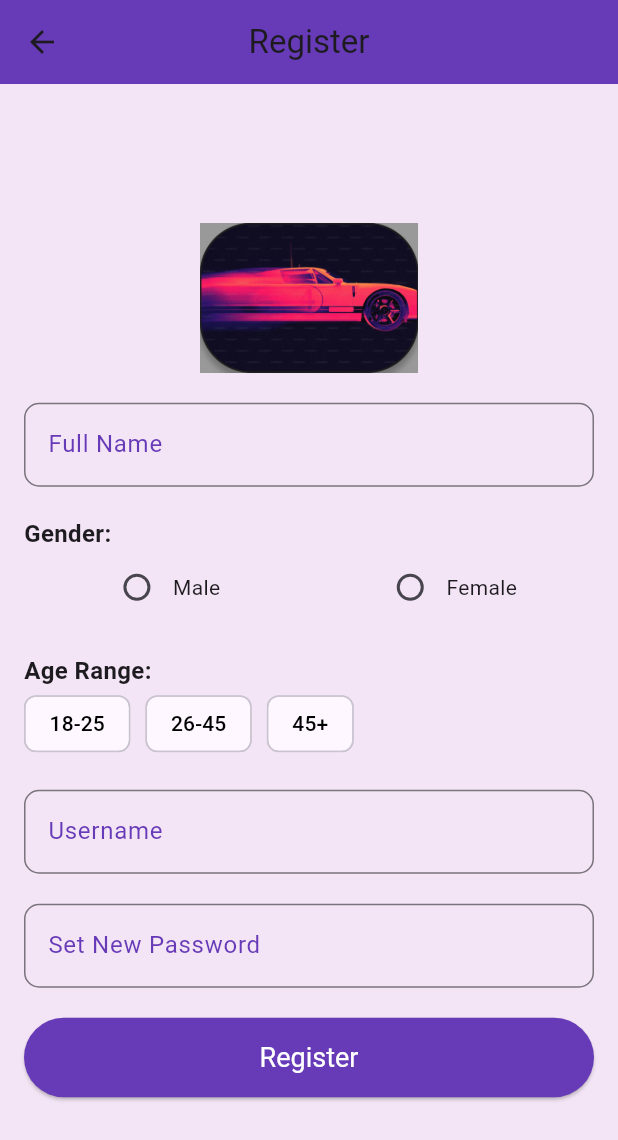
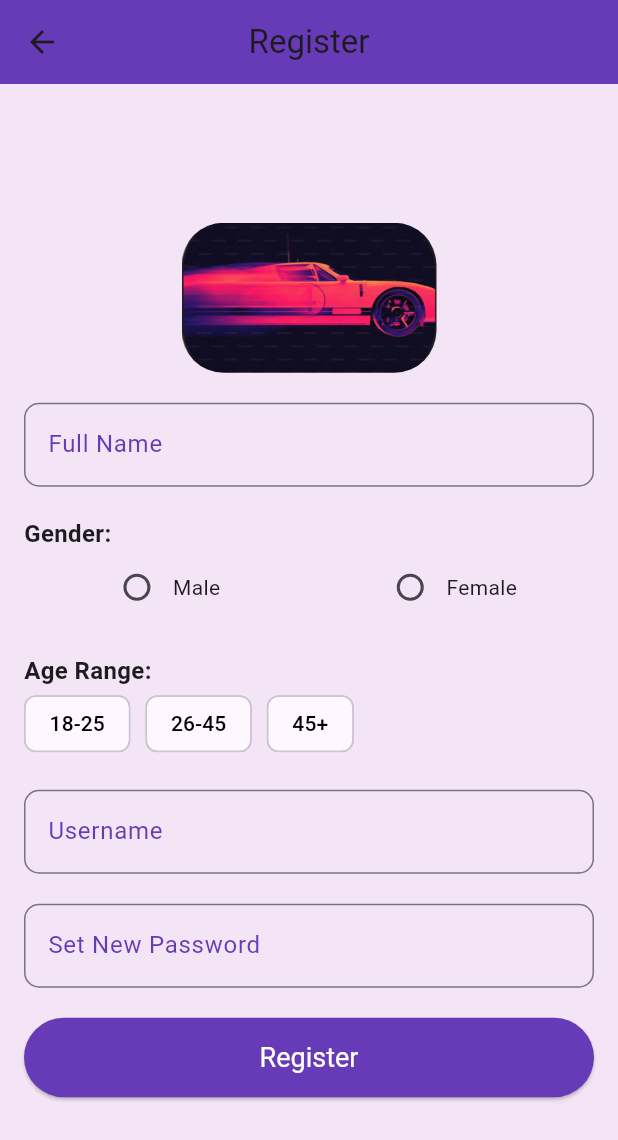
Before and after one commit to fotiskoutsikos/MyCarManager, a Flutter app: the RegisterPage screen opened directly, on a phone screen of 412 x 824 dp. Shown: the top 1140 px of the screen. Run offline on Flutter 3.47's test engine with Material 3 defaults, Android fonts, the phone set to English and light mode, and no system bars.

Commit message:
Update register_page.dart

```diff
--- a/lib/register_page.dart
+++ b/lib/register_page.dart
@@ -38,10 +38,17 @@
               crossAxisAlignment: CrossAxisAlignment.stretch,
               children: [
                 // Λογότυπο ή εικόνα
-                Center(
-                  child: Image.asset(
-                    'assets/car_logo.png', // Διάλεξε το λογότυπο που θα χρησιμοποιήσεις
-                    height: 100,
+          Center(
+            child: Container(
+              decoration: BoxDecoration(
+                borderRadius: BorderRadius.circular(28),
+                image: const DecorationImage(
+                  image: AssetImage('assets/car_logo.png'), // Βάλε την εικόνα σου
+                  fit: BoxFit.cover,
+                ),
+              ),
+              height: 100,
+              width: 170,
                   ),
                 ),
                 const SizedBox(height: 20),
```
